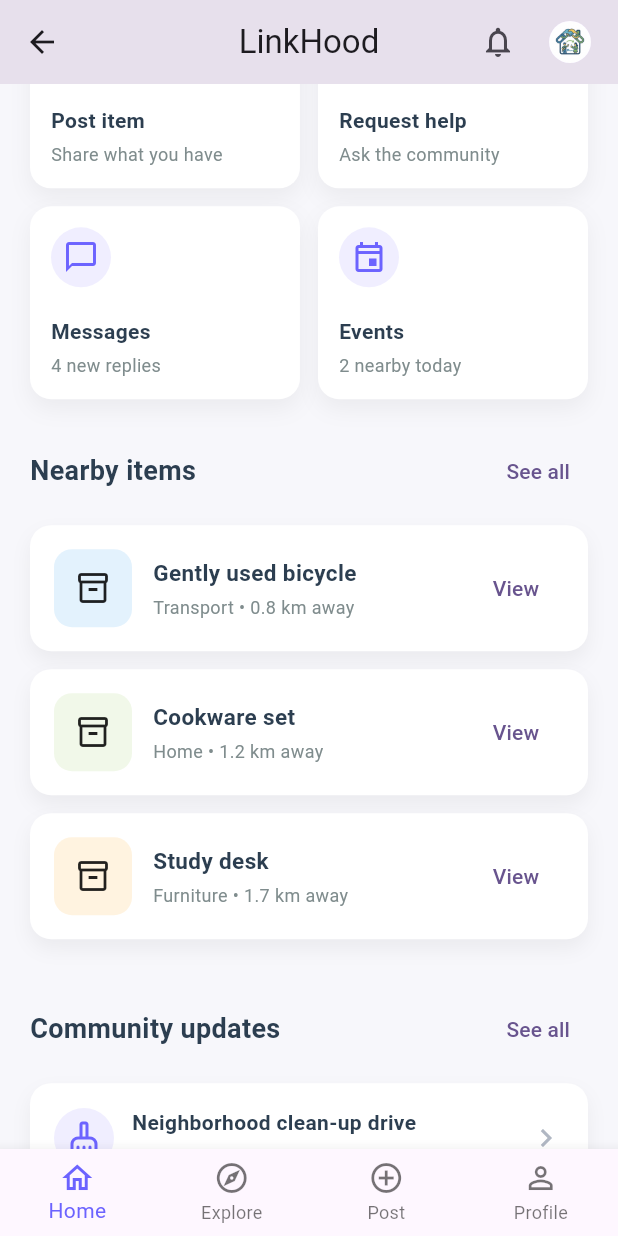
After one commit to OmChauhan07/LinkHood, a Flutter app: the HomeDashboardPage screen opened by its route, scrolled down 576 dp, after a tap on "See all", on a phone screen of 412 x 824 dp. The commit adds this screen. Run offline on Flutter 3.47's test engine with Material 3 defaults, Android fonts, the phone set to English and light mode, and no system bars.

Commit message:
Made Home_Dashboard Page
Dummy.

```diff
--- a/linkhood/lib/main.dart
+++ b/linkhood/lib/main.dart
@@ -3,6 +3,7 @@ import 'dart:async';
 import 'pages/welcome_page.dart';
 import 'pages/login_page.dart';
 import 'pages/signup_page.dart';
+import 'pages/home_dashboard.dart';
 
 void main() {
   runApp(const MyApp());
@@ -25,7 +26,7 @@ class MyApp extends StatelessWidget {
         '/welcome': (context) => const WelcomePage(),
         '/login': (context) => const LoginPage(),
         '/signup': (context) => const SignupPage(),
-        '/home': (context) => const HomePage(),
+        '/home': (context) => const HomeDashboardPage(),
       },
     );
   }
@@ -124,68 +125,3 @@ class _SplashScreenState extends State<SplashScreen> {
     );
   }
 }
-
-class HomePage extends StatelessWidget {
-  const HomePage({super.key});
-
-  @override
-  Widget build(BuildContext context) {
-    return Scaffold(
-      appBar: AppBar(
-        title: const Text('LinkHood'),
-        centerTitle: true,
-      ),
-      body: Center(
-        child: Column(
-          mainAxisAlignment: MainAxisAlignment.center,
-          children: [
-            // Logo with Welcome text overlaid
-            Stack(
-              alignment: Alignment.center,
-              children: [
-                // Logo
-                Image.asset(
-                  'assets/icon/icon.png',
-                  width: 180,
-                  height: 180,
-                ),
-                // Welcome text overlaid on the logo
-                Positioned(
-                  bottom: 10,
-                  child: Container(
-                    padding: const EdgeInsets.symmetric(horizontal: 16, vertical: 8),
-                    decoration: BoxDecoration(
-                      color: Colors.white.withOpacity(0.95),
-                      borderRadius: BorderRadius.circular(12),
-                      boxShadow: [
-                        BoxShadow(
-                          color: Colors.black.withOpacity(0.1),
-                          blurRadius: 10,
-                        ),
-                      ],
-                    ),
-                    child: const Text(
-                      'Welcome to LinkHood!',
-                      style: TextStyle(
-                        fontSize: 16,
-                        fontWeight: FontWeight.w600,
-                        color: Color(0xFF2C3E50),
-                      ),
-                    ),
-                  ),
-                ),
-              ],
-            ),
-            const SizedBox(height: 60),
-            ElevatedButton(
-              onPressed: () {
-                // Add your navigation logic here
-              },
-              child: const Text('Get Started'),
-            ),
-          ],
-        ),
-      ),
-    );
-  }
-}
--- /dev/null
+++ b/linkhood/lib/pages/home_dashboard.dart
@@ -0,0 +1,531 @@
+import 'package:flutter/material.dart';
+
+class HomeDashboardPage extends StatefulWidget {
+  const HomeDashboardPage({super.key});
+
+  @override
+  State<HomeDashboardPage> createState() => _HomeDashboardPageState();
+}
+
+class _HomeDashboardPageState extends State<HomeDashboardPage> {
+  int _currentIndex = 0;
+
+  void _onBottomNavTap(int index) {
+    setState(() {
+      _currentIndex = index;
+    });
+
+    if (index != 0) {
+      final labels = ['Home', 'Explore', 'Post', 'Profile'];
+      ScaffoldMessenger.of(context).showSnackBar(
+        SnackBar(
+          content: Text('${labels[index]} feature coming soon!'),
+          duration: const Duration(seconds: 2),
+        ),
+      );
+    }
+  }
+
+  @override
+  Widget build(BuildContext context) {
+    final theme = Theme.of(context);
+
+    return Scaffold(
+      backgroundColor: const Color(0xFFF7F7FB),
+      appBar: AppBar(
+        title: const Text('LinkHood'),
+        centerTitle: true,
+        actions: [
+          IconButton(
+            icon: const Icon(Icons.notifications_none),
+            onPressed: () {
+              ScaffoldMessenger.of(context).showSnackBar(
+                const SnackBar(content: Text('No new notifications.')),
+              );
+            },
+          ),
+          IconButton(
+            icon: const CircleAvatar(
+              radius: 14,
+              backgroundImage: AssetImage('assets/icon/icon.png'),
+            ),
+            onPressed: () {},
+          ),
+          const SizedBox(width: 8),
+        ],
+      ),
+      body: ListView(
+        padding: const EdgeInsets.fromLTRB(20, 16, 20, 24),
+        children: [
+          Container(
+            padding: const EdgeInsets.all(20),
+            decoration: BoxDecoration(
+              gradient: const LinearGradient(
+                colors: [Color(0xFF6C63FF), Color(0xFF9C8CFF)],
+              ),
+              borderRadius: BorderRadius.circular(18),
+              boxShadow: [
+                BoxShadow(
+                  color: Colors.black.withOpacity(0.08),
+                  blurRadius: 18,
+                  offset: const Offset(0, 10),
+                ),
+              ],
+            ),
+            child: Row(
+              children: [
+                Expanded(
+                  child: Column(
+                    crossAxisAlignment: CrossAxisAlignment.start,
+                    children: [
+                      Text(
+                        'Good evening,',
+                        style: theme.textTheme.bodyMedium?.copyWith(
+                          color: Colors.white70,
+                        ),
+                      ),
+                      const SizedBox(height: 6),
+                      Text(
+                        'Ready to explore your neighborhood?',
+                        style: theme.textTheme.titleMedium?.copyWith(
+                          color: Colors.white,
+                          fontWeight: FontWeight.bold,
+                        ),
+                      ),
+                      const SizedBox(height: 16),
+                      FilledButton(
+                        onPressed: () {},
+                        style: FilledButton.styleFrom(
+                          backgroundColor: Colors.white,
+                          foregroundColor: const Color(0xFF6C63FF),
+                        ),
+                        child: const Text('Discover now'),
+                      ),
+                    ],
+                  ),
+                ),
+                const SizedBox(width: 12),
+                CircleAvatar(
+                  radius: 32,
+                  backgroundColor: Colors.white.withOpacity(0.2),
+                  child: const Icon(
+                    Icons.explore,
+                    size: 32,
+                    color: Colors.white,
+                  ),
+                ),
+              ],
+            ),
+          ),
+          const SizedBox(height: 20),
+          TextField(
+            decoration: InputDecoration(
+              hintText: 'Search nearby items, people, or events',
+              prefixIcon: const Icon(Icons.search),
+              filled: true,
+              fillColor: Colors.white,
+              border: OutlineInputBorder(
+                borderRadius: BorderRadius.circular(14),
+                borderSide: BorderSide.none,
+              ),
+            ),
+          ),
+          const SizedBox(height: 24),
+          const _SectionHeader(title: 'Your activity'),
+          const SizedBox(height: 12),
+          Row(
+            children: const [
+              Expanded(
+                child: _StatCard(
+                  title: 'Items shared',
+                  value: '12',
+                  icon: Icons.inventory_2_outlined,
+                ),
+              ),
+              SizedBox(width: 16),
+              Expanded(
+                child: _StatCard(
+                  title: 'Nearby requests',
+                  value: '5',
+                  icon: Icons.location_on_outlined,
+                ),
+              ),
+            ],
+          ),
+          const SizedBox(height: 24),
+          const _SectionHeader(title: 'Quick actions'),
+          const SizedBox(height: 12),
+          GridView.count(
+            shrinkWrap: true,
+            physics: const NeverScrollableScrollPhysics(),
+            crossAxisCount: 2,
+            childAspectRatio: 1.4,
+            mainAxisSpacing: 12,
+            crossAxisSpacing: 12,
+            children: const [
+              _ActionCard(
+                title: 'Post item',
+                subtitle: 'Share what you have',
+                icon: Icons.add_box_outlined,
+              ),
+              _ActionCard(
+                title: 'Request help',
+                subtitle: 'Ask the community',
+                icon: Icons.volunteer_activism_outlined,
+              ),
+              _ActionCard(
+                title: 'Messages',
+                subtitle: '4 new replies',
+                icon: Icons.chat_bubble_outline,
+              ),
+              _ActionCard(
+                title: 'Events',
+                subtitle: '2 nearby today',
+                icon: Icons.event_outlined,
+              ),
+            ],
+          ),
+          const SizedBox(height: 24),
+          const _SectionHeader(title: 'Nearby items'),
+          const SizedBox(height: 12),
+          const _ItemCard(
+            title: 'Gently used bicycle',
+            distance: '0.8 km away',
+            category: 'Transport',
+            color: Color(0xFFE3F2FD),
+          ),
+          const _ItemCard(
+            title: 'Cookware set',
+            distance: '1.2 km away',
+            category: 'Home',
+            color: Color(0xFFF1F8E9),
+          ),
+          const _ItemCard(
+            title: 'Study desk',
+            distance: '1.7 km away',
+            category: 'Furniture',
+            color: Color(0xFFFFF3E0),
+          ),
+          const SizedBox(height: 24),
+          const _SectionHeader(title: 'Community updates'),
+          const SizedBox(height: 12),
+          _UpdateTile(
+            title: 'Neighborhood clean-up drive',
+            subtitle: 'Tomorrow at 9:00 AM • Central Park',
+            icon: Icons.cleaning_services_outlined,
+          ),
+          _UpdateTile(
+            title: 'Free tutoring session',
+            subtitle: 'Saturday • 3 seats left',
+            icon: Icons.school_outlined,
+          ),
+        ],
+      ),
+      bottomNavigationBar: BottomNavigationBar(
+        currentIndex: _currentIndex,
+        onTap: _onBottomNavTap,
+        type: BottomNavigationBarType.fixed,
+        selectedItemColor: const Color(0xFF6C63FF),
+        items: const [
+          BottomNavigationBarItem(
+            icon: Icon(Icons.home_outlined),
+            label: 'Home',
+          ),
+          BottomNavigationBarItem(
+            icon: Icon(Icons.explore_outlined),
+            label: 'Explore',
+          ),
+          BottomNavigationBarItem(
+            icon: Icon(Icons.add_circle_outline),
+            label: 'Post',
+          ),
+          BottomNavigationBarItem(
+            icon: Icon(Icons.person_outline),
+            label: 'Profile',
+          ),
+        ],
+      ),
+    );
+  }
+}
+
+class _SectionHeader extends StatelessWidget {
+  final String title;
+
+  const _SectionHeader({required this.title});
+
+  @override
+  Widget build(BuildContext context) {
+    return Row(
+      mainAxisAlignment: MainAxisAlignment.spaceBetween,
+      children: [
+        Text(
+          title,
+          style: const TextStyle(
+            fontSize: 18,
+            fontWeight: FontWeight.w700,
+            color: Color(0xFF2C3E50),
+          ),
+        ),
+        TextButton(
+          onPressed: () {},
+          child: const Text('See all'),
+        ),
+      ],
+    );
+  }
+}
+
+class _StatCard extends StatelessWidget {
+  final String title;
+  final String value;
+  final IconData icon;
+
+  const _StatCard({
+    required this.title,
+    required this.value,
+    required this.icon,
+  });
+
+  @override
+  Widget build(BuildContext context) {
+    return Container(
+      padding: const EdgeInsets.all(16),
+      decoration: BoxDecoration(
+        color: Colors.white,
+        borderRadius: BorderRadius.circular(14),
+        boxShadow: [
+          BoxShadow(
+            color: Colors.black.withOpacity(0.05),
+            blurRadius: 12,
+            offset: const Offset(0, 6),
+          ),
+        ],
+      ),
+      child: Row(
+        children: [
+          CircleAvatar(
+            backgroundColor: const Color(0xFFF0EEFF),
+            child: Icon(icon, color: const Color(0xFF6C63FF)),
+          ),
+          const SizedBox(width: 12),
+          Column(
+            crossAxisAlignment: CrossAxisAlignment.start,
+            children: [
+              Text(
+                value,
+                style: const TextStyle(
+                  fontSize: 18,
+                  fontWeight: FontWeight.bold,
+                  color: Color(0xFF2C3E50),
+                ),
+              ),
+              const SizedBox(height: 4),
+              Text(
+                title,
+                style: const TextStyle(
+                  fontSize: 12,
+                  color: Color(0xFF7F8C8D),
+                ),
+              ),
+            ],
+          ),
+        ],
+      ),
+    );
+  }
+}
+
+class _ActionCard extends StatelessWidget {
+  final String title;
+  final String subtitle;
+  final IconData icon;
+
+  const _ActionCard({
+    required this.title,
+    required this.subtitle,
+    required this.icon,
+  });
+
+  @override
+  Widget build(BuildContext context) {
+    return Container(
+      padding: const EdgeInsets.all(14),
+      decoration: BoxDecoration(
+        color: Colors.white,
+        borderRadius: BorderRadius.circular(14),
+        boxShadow: [
+          BoxShadow(
+            color: Colors.black.withOpacity(0.05),
+            blurRadius: 12,
+            offset: const Offset(0, 6),
+          ),
+        ],
+      ),
+      child: Column(
+        crossAxisAlignment: CrossAxisAlignment.start,
+        children: [
+          CircleAvatar(
+            backgroundColor: const Color(0xFFF0EEFF),
+            child: Icon(icon, color: const Color(0xFF6C63FF)),
+          ),
+          const Spacer(),
+          Text(
+            title,
+            style: const TextStyle(
+              fontSize: 14,
+              fontWeight: FontWeight.bold,
+              color: Color(0xFF2C3E50),
+            ),
+          ),
+          const SizedBox(height: 4),
+          Text(
+            subtitle,
+            style: const TextStyle(
+              fontSize: 12,
+              color: Color(0xFF7F8C8D),
+            ),
+          ),
+        ],
+      ),
+    );
+  }
+}
+
+class _ItemCard extends StatelessWidget {
+  final String title;
+  final String distance;
+  final String category;
+  final Color color;
+
+  const _ItemCard({
+    required this.title,
+    required this.distance,
+    required this.category,
+    required this.color,
+  });
+
+  @override
+  Widget build(BuildContext context) {
+    return Container(
+      margin: const EdgeInsets.only(bottom: 12),
+      padding: const EdgeInsets.all(16),
+      decoration: BoxDecoration(
+        color: Colors.white,
+        borderRadius: BorderRadius.circular(14),
+        boxShadow: [
+          BoxShadow(
+            color: Colors.black.withOpacity(0.05),
+            blurRadius: 10,
+            offset: const Offset(0, 6),
+          ),
+        ],
+      ),
+      child: Row(
+        children: [
+          Container(
+            width: 52,
+            height: 52,
+            decoration: BoxDecoration(
+              color: color,
+              borderRadius: BorderRadius.circular(12),
+            ),
+            child: const Icon(Icons.inventory_2_outlined),
+          ),
+          const SizedBox(width: 14),
+          Expanded(
+            child: Column(
+              crossAxisAlignment: CrossAxisAlignment.start,
+              children: [
+                Text(
+                  title,
+                  style: const TextStyle(
+                    fontSize: 15,
+                    fontWeight: FontWeight.w600,
+                    color: Color(0xFF2C3E50),
+                  ),
+                ),
+                const SizedBox(height: 4),
+                Text(
+                  '$category • $distance',
+                  style: const TextStyle(
+                    fontSize: 12,
+                    color: Color(0xFF7F8C8D),
+                  ),
+                ),
+              ],
+            ),
+          ),
+          TextButton(
+            onPressed: () {},
+            child: const Text('View'),
+          ),
+        ],
+      ),
+    );
+  }
+}
+
+class _UpdateTile extends StatelessWidget {
+  final String title;
+  final String subtitle;
+  final IconData icon;
+
+  const _UpdateTile({
+    required this.title,
+    required this.subtitle,
+    required this.icon,
+  });
+
+  @override
+  Widget build(BuildContext context) {
+    return Container(
+      margin: const EdgeInsets.only(bottom: 12),
+      padding: const EdgeInsets.all(16),
+      decoration: BoxDecoration(
+        color: Colors.white,
+        borderRadius: BorderRadius.circular(14),
+        boxShadow: [
+          BoxShadow(
+            color: Colors.black.withOpacity(0.05),
+            blurRadius: 10,
+            offset: const Offset(0, 6),
+          ),
+        ],
+      ),
+      child: Row(
+        children: [
+          CircleAvatar(
+            backgroundColor: const Color(0xFFF0EEFF),
+            child: Icon(icon, color: const Color(0xFF6C63FF)),
+          ),
+          const SizedBox(width: 12),
+          Expanded(
+            child: Column(
+              crossAxisAlignment: CrossAxisAlignment.start,
+              children: [
+                Text(
+                  title,
+                  style: const TextStyle(
+                    fontSize: 14,
+                    fontWeight: FontWeight.w600,
+                    color: Color(0xFF2C3E50),
+                  ),
+                ),
+                const SizedBox(height: 4),
+                Text(
+                  subtitle,
+                  style: const TextStyle(
+                    fontSize: 12,
+                    color: Color(0xFF7F8C8D),
+                  ),
+                ),
+              ],
+            ),
+          ),
+          const Icon(Icons.chevron_right, color: Color(0xFFB0B7C3)),
+        ],
+      ),
+    );
+  }
+}
```
